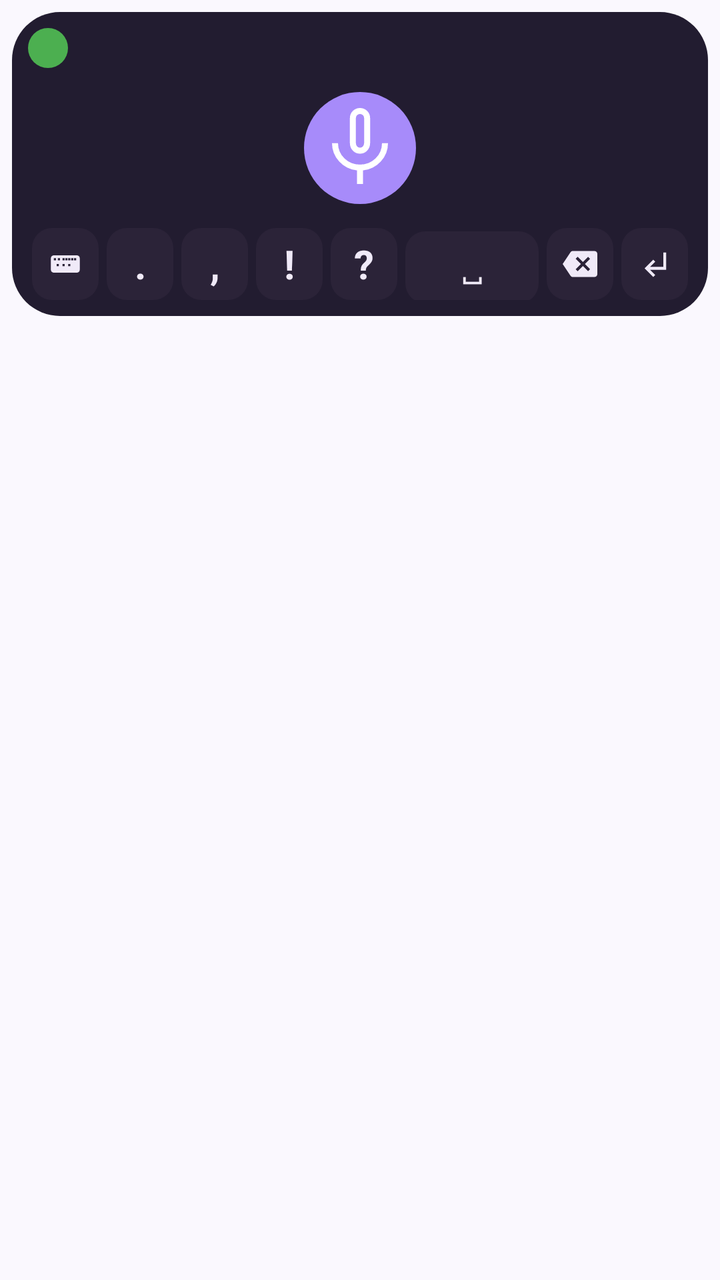
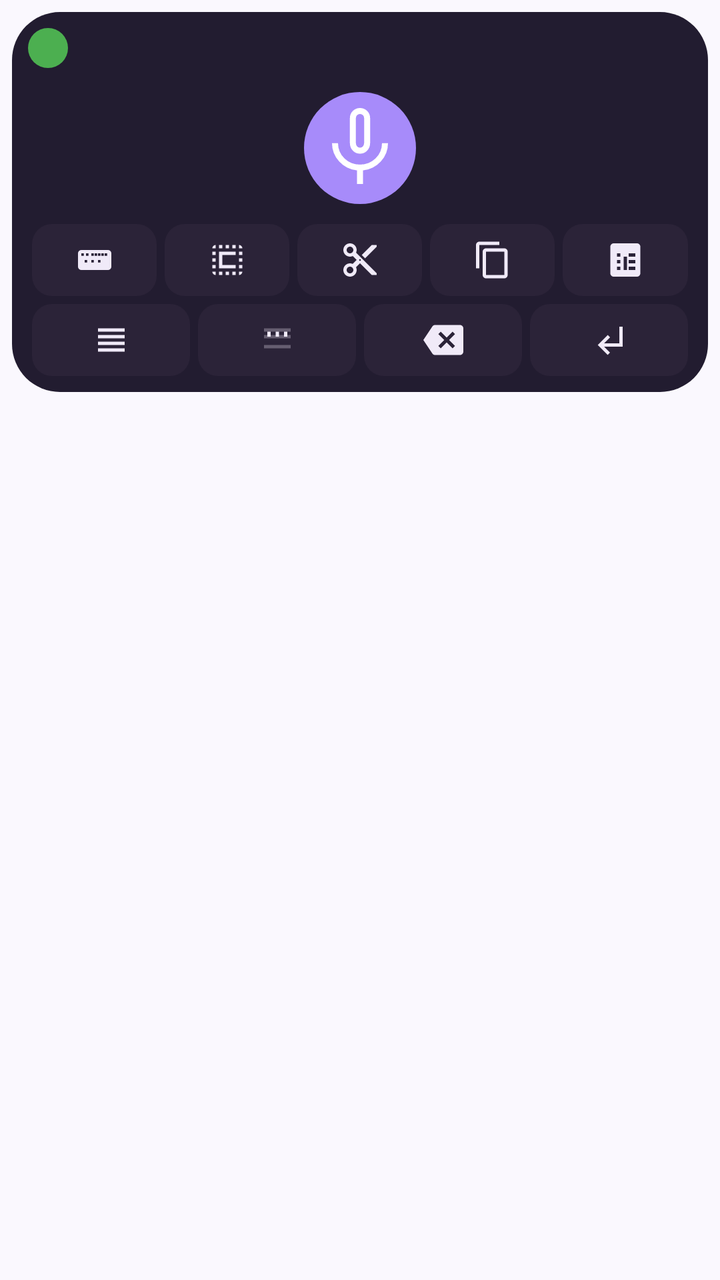

Before-and-after screenshots of an Android layout around one commit, followed by the original layout XML and the change that was made.
<!-- AndroidManifest.xml: application theme Theme.WhisperGroq.ActionBar -->
<!-- res/layout/voice_service.xml -->
<?xml version="1.0" encoding="utf-8"?>
<LinearLayout xmlns:android="http://schemas.android.com/apk/res/android"
    android:layout_width="match_parent"
    android:layout_height="wrap_content"
    android:orientation="vertical"
    android:clipToPadding="false"
    android:padding="6dp">

    <LinearLayout
        android:layout_width="match_parent"
        android:layout_height="wrap_content"
        android:orientation="vertical"
        android:background="@drawable/keyboard_bg"
        android:padding="8dp">

        
        <LinearLayout
            android:layout_width="match_parent"
            android:layout_height="wrap_content"
            android:orientation="horizontal"
            android:gravity="center_vertical"
            android:layout_marginBottom="4dp">

            <ImageButton
                android:id="@+id/btnStatus"
                android:layout_width="20dp"
                android:layout_height="20dp"
                android:background="@drawable/status_led_idle"
                android:contentDescription="Status"
                android:scaleType="fitCenter"/>

            <TextView
                android:id="@+id/tv_status"
                android:visibility="gone"
                android:gravity="center"
                android:layout_width="0dp"
                android:layout_weight="1"
                android:layout_height="wrap_content"
                android:paddingHorizontal="10dp"
                android:textSize="14sp"
                android:textColor="@color/ime_text_primary" />
        </LinearLayout>

        
        <ImageButton
            android:id="@+id/btnRecord"
            android:layout_width="56dp"
            android:layout_height="56dp"
            android:layout_gravity="center_horizontal"
            android:layout_marginVertical="8dp"
            android:background="@drawable/kb_mic_button"
            android:padding="14dp"
            android:src="@drawable/ic_mic_48dp"
            android:contentDescription="@string/record_button"/>

        
        <LinearLayout
            android:layout_width="match_parent"
            android:layout_height="wrap_content"
            android:orientation="horizontal"
            android:layout_marginTop="4dp">

            <ImageButton
                android:id="@+id/btnKeyboard"
                android:layout_width="0dp"
                android:layout_height="36dp"
                android:layout_weight="1"
                android:layout_marginStart="2dp"
                android:layout_marginEnd="2dp"
                android:background="@drawable/kb_button"
                android:padding="8dp"
                android:scaleType="fitCenter"
                android:src="@drawable/ic_keyboard_36dp"
                android:contentDescription="@string/exit_button"/>

            <TextView
                android:id="@+id/btnPeriod"
                android:layout_width="0dp"
                android:layout_height="36dp"
                android:layout_weight="1"
                android:layout_marginStart="2dp"
                android:layout_marginEnd="2dp"
                android:background="@drawable/kb_button"
                android:gravity="center"
                android:text="."
                android:textColor="@color/ime_text_primary"
                android:textSize="20sp"
                android:textStyle="bold"/>

            <TextView
                android:id="@+id/btnComma"
                android:layout_width="0dp"
                android:layout_height="36dp"
                android:layout_weight="1"
                android:layout_marginStart="2dp"
                android:layout_marginEnd="2dp"
                android:background="@drawable/kb_button"
                android:gravity="center"
                android:text=","
                android:textColor="@color/ime_text_primary"
                android:textSize="20sp"
                android:textStyle="bold"/>

            <TextView
                android:id="@+id/btnExclaim"
                android:layout_width="0dp"
                android:layout_height="36dp"
                android:layout_weight="1"
                android:layout_marginStart="2dp"
                android:layout_marginEnd="2dp"
                android:background="@drawable/kb_button"
                android:gravity="center"
                android:text="!"
                android:textColor="@color/ime_text_primary"
                android:textSize="20sp"
                android:textStyle="bold"/>

            <TextView
                android:id="@+id/btnQuestion"
                android:layout_width="0dp"
                android:layout_height="36dp"
                android:layout_weight="1"
                android:layout_marginStart="2dp"
                android:layout_marginEnd="2dp"
                android:background="@drawable/kb_button"
                android:gravity="center"
                android:text="?"
                android:textColor="@color/ime_text_primary"
                android:textSize="20sp"
                android:textStyle="bold"/>

            <TextView
                android:id="@+id/btnSpace"
                android:layout_width="0dp"
                android:layout_height="36dp"
                android:layout_weight="2"
                android:layout_marginStart="2dp"
                android:layout_marginEnd="2dp"
                android:background="@drawable/kb_button"
                android:gravity="center"
                android:text="␣"
                android:textColor="@color/ime_text_primary"
                android:textSize="16sp"/>

            <ImageButton
                android:id="@+id/btnDel"
                android:layout_width="0dp"
                android:layout_height="36dp"
                android:layout_weight="1"
                android:layout_marginStart="2dp"
                android:layout_marginEnd="2dp"
                android:background="@drawable/kb_button"
                android:padding="8dp"
                android:scaleType="fitCenter"
                android:src="@drawable/ic_keyboard_del_48dp"
                android:contentDescription="@string/delete_button"/>

            <ImageButton
                android:id="@+id/btnEnter"
                android:layout_width="0dp"
                android:layout_height="36dp"
                android:layout_weight="1"
                android:layout_marginStart="2dp"
                android:layout_marginEnd="2dp"
                android:background="@drawable/kb_button"
                android:padding="8dp"
                android:scaleType="fitCenter"
                android:src="@drawable/ic_keyboard_return_48dp"
                android:contentDescription="@string/return_button"/>
        </LinearLayout>

    </LinearLayout>
</LinearLayout>
<!-- resources referenced by this layout -->
<resources>
  <color name="ime_text_primary">#F0EAF8</color>
  <string name="delete_button">Delete</string>
  <string name="exit_button">Exit</string>
  <string name="record_button">Record</string>
  <string name="return_button">Return</string>
  <color name="colorAccent">#7C3AED</color>
  <color name="ime_surface_container_high">#2B2338</color>
  <color name="recording">#DC2626</color>
  <color name="ime_accent">#A78BFA</color>
  <color name="ime_surface">#221C30</color>
  <color name="colorAccentDark">#5B21B6</color>
  <color name="surface">#FFFFFF</color>
  <color name="text_primary">#1E1B29</color>
  <color name="windowBackground">#FAF8FE</color>
  <color name="text_secondary">#6B6385</color>
  <!-- unchanged entries left out for length: 9 -->
</resources>

<!-- the commit's change to res/layout/voice_service.xml (unified diff, before → after) -->
@@ -19,7 +19,7 @@
             android:layout_height="wrap_content"
             android:orientation="horizontal"
             android:gravity="center_vertical"
-            android:layout_marginBottom="4dp">
+            android:layout_marginBottom="6dp">
 
             <ImageButton
                 android:id="@+id/btnStatus"
@@ -47,7 +47,7 @@
             android:layout_width="56dp"
             android:layout_height="56dp"
             android:layout_gravity="center_horizontal"
-            android:layout_marginVertical="8dp"
+            android:layout_marginVertical="6dp"
             android:background="@drawable/kb_mic_button"
             android:padding="14dp"
             android:src="@drawable/ic_mic_48dp"
@@ -73,74 +73,91 @@
                 android:src="@drawable/ic_keyboard_36dp"
                 android:contentDescription="@string/exit_button"/>
 
-            <TextView
-                android:id="@+id/btnPeriod"
+            <ImageButton
+                android:id="@+id/btnSelectAll"
                 android:layout_width="0dp"
                 android:layout_height="36dp"
                 android:layout_weight="1"
                 android:layout_marginStart="2dp"
                 android:layout_marginEnd="2dp"
                 android:background="@drawable/kb_button"
-                android:gravity="center"
-                android:text="."
-                android:textColor="@color/ime_text_primary"
-                android:textSize="20sp"
-                android:textStyle="bold"/>
+                android:padding="8dp"
+                android:scaleType="fitCenter"
+                android:src="@drawable/ic_select_all_24dp"
+                android:contentDescription="Select all"/>
 
-            <TextView
-                android:id="@+id/btnComma"
+            <ImageButton
+                android:id="@+id/btnCut"
                 android:layout_width="0dp"
                 android:layout_height="36dp"
                 android:layout_weight="1"
                 android:layout_marginStart="2dp"
                 android:layout_marginEnd="2dp"
                 android:background="@drawable/kb_button"
-                android:gravity="center"
-                android:text=","
-                android:textColor="@color/ime_text_primary"
-                android:textSize="20sp"
-                android:textStyle="bold"/>
+                android:padding="8dp"
+                android:scaleType="fitCenter"
+                android:src="@drawable/ic_cut_24dp"
+                android:contentDescription="Cut"/>
 
-            <TextView
-                android:id="@+id/btnExclaim"
+            <ImageButton
+                android:id="@+id/btnCopy"
                 android:layout_width="0dp"
                 android:layout_height="36dp"
                 android:layout_weight="1"
                 android:layout_marginStart="2dp"
                 android:layout_marginEnd="2dp"
                 android:background="@drawable/kb_button"
-                android:gravity="center"
-                android:text="!"
-                android:textColor="@color/ime_text_primary"
-                android:textSize="20sp"
-                android:textStyle="bold"/>
+                android:padding="8dp"
+                android:scaleType="fitCenter"
+                android:src="@drawable/ic_copy_24dp"
+                android:contentDescription="Copy"/>
 
-            <TextView
-                android:id="@+id/btnQuestion"
+            <ImageButton
+                android:id="@+id/btnPaste"
                 android:layout_width="0dp"
                 android:layout_height="36dp"
                 android:layout_weight="1"
                 android:layout_marginStart="2dp"
                 android:layout_marginEnd="2dp"
                 android:background="@drawable/kb_button"
-                android:gravity="center"
-                android:text="?"
-                android:textColor="@color/ime_text_primary"
-                android:textSize="20sp"
-                android:textStyle="bold"/>
+                android:padding="8dp"
+                android:scaleType="fitCenter"
+                android:src="@drawable/ic_paste_24dp"
+                android:contentDescription="Paste"/>
+        </LinearLayout>
 
-            <TextView
-                android:id="@+id/btnSpace"
+        
+        <LinearLayout
+            android:layout_width="match_parent"
+            android:layout_height="wrap_content"
+            android:orientation="horizontal"
+            android:layout_marginTop="4dp">
+
+            <ImageButton
+                android:id="@+id/btnPunctuation"
                 android:layout_width="0dp"
                 android:layout_height="36dp"
-                android:layout_weight="2"
+                android:layout_weight="1"
                 android:layout_marginStart="2dp"
                 android:layout_marginEnd="2dp"
                 android:background="@drawable/kb_button"
-                android:gravity="center"
-                android:text="␣"
-                android:textColor="@color/ime_text_primary"
-                android:textSize="16sp"/>
+                android:padding="8dp"
+                android:scaleType="fitCenter"
+                android:src="@drawable/ic_punctuation_24dp"
+                android:contentDescription="Punctuation"/>
+
+            <ImageButton
+                android:id="@+id/btnNumbers"
+                android:layout_width="0dp"
+                android:layout_height="36dp"
+                android:layout_weight="1"
+                android:layout_marginStart="2dp"
+                android:layout_marginEnd="2dp"
+                android:background="@drawable/kb_button"
+                android:padding="8dp"
+                android:scaleType="fitCenter"
+                android:src="@drawable/ic_numbers_24dp"
+                android:contentDescription="Numbers"/>
 
             <ImageButton
                 android:id="@+id/btnDel"
<!-- resource entries referenced after the edit -->
@@ -1,6 +1,50 @@
 <!-- resources referenced by this layout -->
 <resources>
   <color name="ime_text_primary">#F0EAF8</color>
+  <!-- drawable ic_copy_24dp (drawable) -->
+  <vector xmlns:android="http://schemas.android.com/apk/res/android"
+      android:width="24dp" android:height="24dp"
+      android:viewportWidth="24" android:viewportHeight="24">
+    <path android:fillColor="@color/ime_text_primary"
+      android:pathData="M16,1H4C2.9,1 2,1.9 2,3v14h2V3h12V1zM19,5H8C6.9,5 6,5.9 6,7v14c0,1.1 0.9,2 2,2h11c1.1,0 2,-0.9 2,-2V7c0,-1.1 -0.9,-2 -2,-2zM19,21H8V7h11v14z"/>
+  </vector>
+  <!-- drawable ic_cut_24dp (drawable) -->
+  <vector xmlns:android="http://schemas.android.com/apk/res/android"
+      android:width="24dp" android:height="24dp"
+      android:viewportWidth="24" android:viewportHeight="24">
+    <path android:fillColor="@color/ime_text_primary"
+      android:pathData="M9.64,7.64c0.23,-0.5 0.36,-1.05 0.36,-1.64 0,-2.21 -1.79,-4 -4,-4S2,3.79 2,6s1.79,4 4,4c0.59,0 1.14,-0.13 1.64,-0.36L10,12l-2.36,2.36C7.14,14.13 6.59,14 6,14c-2.21,0 -4,1.79 -4,4s1.79,4 4,4 4,-1.79 4,-4c0,-0.59 -0.13,-1.14 -0.36,-1.64L12,14l7,7h3v-1L9.64,7.64zM6,8c-1.1,0 -2,-0.89 -2,-2s0.9,-2 2,-2 2,0.89 2,2 -0.9,2 -2,2zM6,20c-1.1,0 -2,-0.89 -2,-2s0.9,-2 2,-2 2,0.89 2,2 -0.9,2 -2,2zM12,12.5c-0.28,0 -0.5,-0.22 -0.5,-0.5s0.22,-0.5 0.5,-0.5 0.5,0.22 0.5,0.5 -0.22,0.5 -0.5,0.5zM19,3l-6,6 2,2 7,-7V3z"/>
+  </vector>
+  <!-- drawable ic_numbers_24dp (drawable) -->
+  <vector xmlns:android="http://schemas.android.com/apk/res/android"
+      android:width="24dp" android:height="24dp"
+      android:viewportWidth="24" android:viewportHeight="24">
+    <path android:fillColor="@color/ime_text_primary"
+      android:pathData="M4,17h16v-2H4v2zM4,11h16V9H4v2zM4,5v2h16V5H4z" android:fillAlpha="0.3"/>
+    <path android:fillColor="@color/ime_text_primary"
+      android:pathData="M6,7h2v3H6V7zM11,7h2v3h-2V7zM16,7h2v3h-2V7z"/>
+  </vector>
+  <!-- drawable ic_paste_24dp (drawable) -->
+  <vector xmlns:android="http://schemas.android.com/apk/res/android"
+      android:width="24dp" android:height="24dp"
+      android:viewportWidth="24" android:viewportHeight="24">
+    <path android:fillColor="@color/ime_text_primary"
+      android:pathData="M19,2H5C3.9,2 3,2.9 3,4v16c0,1.1 0.9,2 2,2h14c1.1,0 2,-0.9 2,-2V4c0,-1.1 -0.9,-2 -2,-2zM9,18H7v-2h2v2zM9,14H7v-2h2v2zM9,10H7V8h2v2zM13,18h-2v-8h2v8zM18,18h-4v-2h4v2zM18,14h-4v-2h4v2zM18,10h-4V8h4v2z"/>
+  </vector>
+  <!-- drawable ic_punctuation_24dp (drawable) -->
+  <vector xmlns:android="http://schemas.android.com/apk/res/android"
+      android:width="24dp" android:height="24dp"
+      android:viewportWidth="24" android:viewportHeight="24">
+    <path android:fillColor="@color/ime_text_primary"
+      android:pathData="M4,9h16v2H4V9zM4,13h16v2H4v-2zM4,5h16v2H4V5zM4,17h16v2H4v-2z"/>
+  </vector>
+  <!-- drawable ic_select_all_24dp (drawable) -->
+  <vector xmlns:android="http://schemas.android.com/apk/res/android"
+      android:width="24dp" android:height="24dp"
+      android:viewportWidth="24" android:viewportHeight="24">
+    <path android:fillColor="@color/ime_text_primary"
+      android:pathData="M3,5h2V3c-1.1,0 -2,0.9 -2,2zM3,13h2v-2H3v2zM7,21h2v-2H7v2zM3,9h2V7H3v2zM13,3h-2v2h2V3zM19,3v2h2c0,-1.1 -0.9,-2 -2,-2zM5,21v-2H3c0,1.1 0.9,2 2,2zM3,17h2v-2H3v2zM9,3H7v2h2V3zM11,21h2v-2h-2v2zM19,13h2v-2h-2v2zM19,21c1.1,0 2,-0.9 2,-2h-2v2zM19,9h2V7h-2v2zM19,17h2v-2h-2v2zM15,21h2v-2h-2v2zM15,5h2V3h-2v2zM7,17h10V7H7v10zM17,15H9V9h8v6z"/>
+  </vector>
   <string name="delete_button">Delete</string>
   <string name="exit_button">Exit</string>
   <string name="record_button">Record</string>
